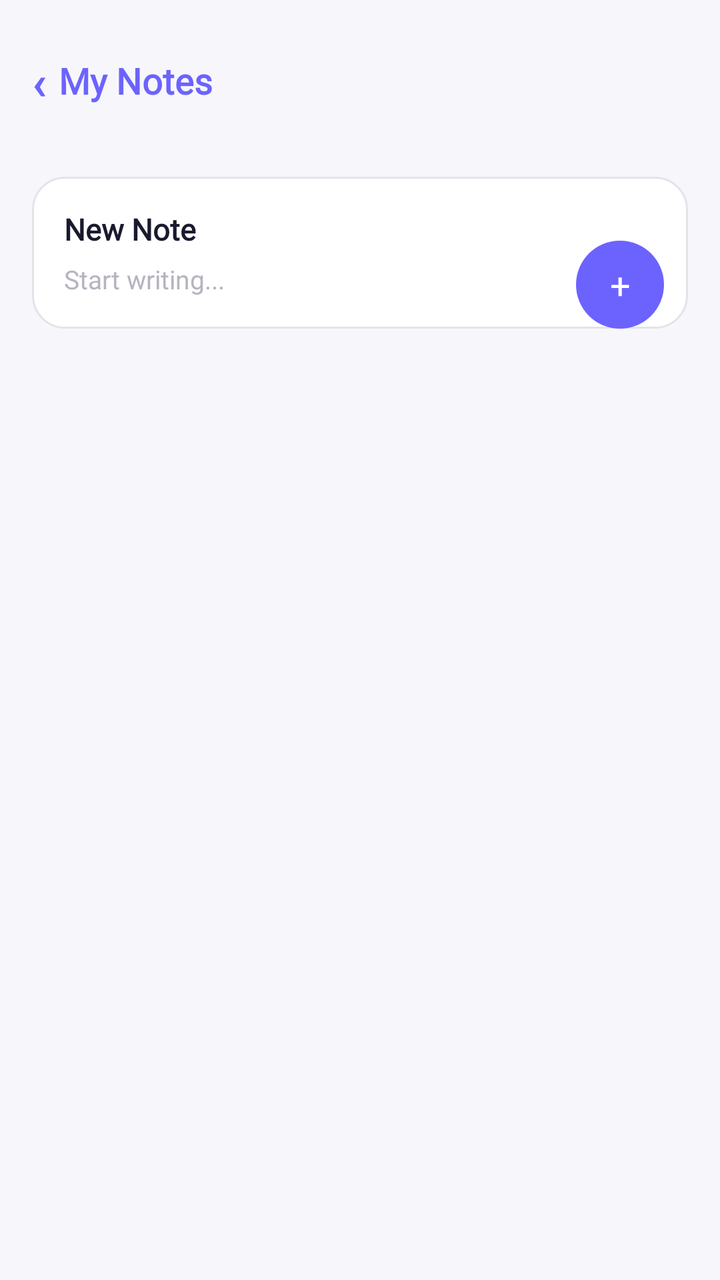
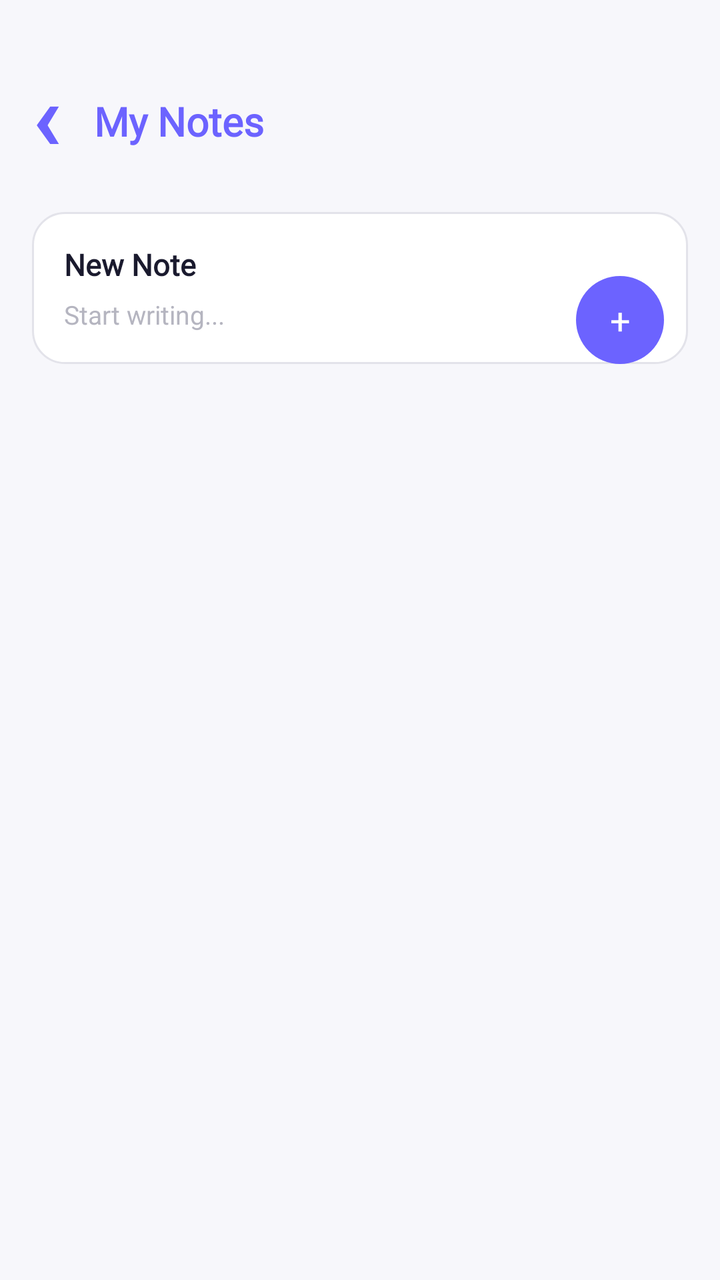

An Android layout rendered at two revisions. The XML below is the earlier revision; the diff shows what the commit changed to produce the second picture.
<!-- AndroidManifest.xml: application theme Theme.ClendApp -->
<!-- res/layout/misnotas.xml -->
<?xml version="1.0" encoding="utf-8"?>
<androidx.constraintlayout.widget.ConstraintLayout xmlns:android="http://schemas.android.com/apk/res/android"
    xmlns:app="http://schemas.android.com/apk/res-auto"
    xmlns:tools="http://schemas.android.com/tools"
    android:id="@+id/main"
    android:layout_width="match_parent"
    android:layout_height="match_parent"
    android:background="#F7F7FB"
    android:padding="16dp"
    tools:context=".MisNotas">

    <TextView
        android:id="@+id/btn_back"
        android:layout_width="wrap_content"
        android:layout_height="wrap_content"
        android:layout_marginTop="8dp"
        android:text="‹"
        android:textColor="#6C63FF"
        android:textSize="24sp"
        android:textStyle="bold"
        app:layout_constraintStart_toStartOf="parent"
        app:layout_constraintTop_toTopOf="parent" />

    <TextView
        android:id="@+id/tv_titulo"
        android:layout_width="wrap_content"
        android:layout_height="wrap_content"
        android:layout_marginStart="6dp"
        android:fontFamily="@font/hey_comic"
        android:text="My Notes"
        android:textColor="#6C63FF"
        android:textSize="18sp"
        android:textStyle="bold"
        app:layout_constraintBottom_toBottomOf="@+id/btn_back"
        app:layout_constraintStart_toEndOf="@+id/btn_back"
        app:layout_constraintTop_toTopOf="@+id/btn_back" />

    <HorizontalScrollView
        android:id="@+id/scroll_categorias"
        android:layout_width="0dp"
        android:layout_height="wrap_content"
        android:layout_marginTop="16dp"
        android:scrollbars="none"
        app:layout_constraintEnd_toEndOf="parent"
        app:layout_constraintStart_toStartOf="parent"
        app:layout_constraintTop_toBottomOf="@+id/btn_back">

        <LinearLayout
            android:id="@+id/container_tags"
            android:layout_width="wrap_content"
            android:layout_height="wrap_content"
            android:orientation="horizontal">
            
        </LinearLayout>
    </HorizontalScrollView>

    <androidx.constraintlayout.widget.ConstraintLayout
        android:id="@+id/card_nueva_nota"
        android:layout_width="0dp"
        android:layout_height="wrap_content"
        android:layout_marginTop="16dp"
        android:background="@drawable/bg_input_nota"
        android:padding="16dp"
        app:layout_constraintEnd_toEndOf="parent"
        app:layout_constraintStart_toStartOf="parent"
        app:layout_constraintTop_toBottomOf="@+id/scroll_categorias">

        <TextView
            android:id="@+id/tv_nueva_nota_titulo"
            android:layout_width="0dp"
            android:layout_height="wrap_content"
            android:fontFamily="@font/hey_comic"
            android:text="New Note"
            android:textColor="#1A1A2E"
            android:textSize="15sp"
            android:textStyle="bold"
            app:layout_constraintEnd_toEndOf="parent"
            app:layout_constraintStart_toStartOf="parent"
            app:layout_constraintTop_toTopOf="parent" />

        <EditText
            android:id="@+id/et_nueva_nota"
            android:layout_width="0dp"
            android:layout_height="wrap_content"
            android:layout_marginTop="6dp"
            android:background="@android:color/transparent"
            android:hint="Start writing..."
            android:textColor="#1A1A2E"
            android:textColorHint="#B5B5C0"
            android:textSize="13sp"
            app:layout_constraintEnd_toEndOf="parent"
            app:layout_constraintStart_toStartOf="parent"
            app:layout_constraintTop_toBottomOf="@+id/tv_nueva_nota_titulo" />
    </androidx.constraintlayout.widget.ConstraintLayout>

    <TextView
        android:id="@+id/btn_agregar"
        android:layout_width="44dp"
        android:layout_height="44dp"
        android:layout_marginEnd="12dp"
        android:background="@drawable/bg_fab_circle"
        android:gravity="center"
        android:text="+"
        android:textColor="@android:color/white"
        android:textSize="18sp"
        app:layout_constraintBottom_toBottomOf="@+id/card_nueva_nota"
        app:layout_constraintEnd_toEndOf="@+id/card_nueva_nota"
        app:layout_constraintTop_toTopOf="@+id/card_nueva_nota"
        app:layout_constraintVertical_bias="1" />

    <ScrollView
        android:id="@+id/scroll_notas"
        android:layout_width="0dp"
        android:layout_height="0dp"
        android:layout_marginTop="20dp"
        android:scrollbars="none"
        app:layout_constraintBottom_toBottomOf="parent"
        app:layout_constraintEnd_toEndOf="parent"
        app:layout_constraintStart_toStartOf="parent"
        app:layout_constraintTop_toBottomOf="@+id/card_nueva_nota">

        <LinearLayout
            android:id="@+id/container_notas"
            android:layout_width="match_parent"
            android:layout_height="wrap_content"
            android:orientation="vertical">


        </LinearLayout>
    </ScrollView>

</androidx.constraintlayout.widget.ConstraintLayout>
<!-- resources referenced by this layout -->
<resources>
  <!-- drawable bg_fab_circle (drawable) -->
  <?xml version="1.0" encoding="utf-8"?>
  <shape xmlns:android="http://schemas.android.com/apk/res/android"
      android:shape="oval">
      <solid android:color="#6C63FF" />
  </shape>
  <!-- drawable bg_input_nota (drawable) -->
  <?xml version="1.0" encoding="utf-8"?>
  <shape xmlns:android="http://schemas.android.com/apk/res/android"
      android:shape="rectangle">
      <corners android:radius="16dp" />
      <solid android:color="@android:color/white" />
      <stroke
          android:width="1dp"
          android:color="#E3E3EA" />
  </shape>
  <style name="Theme.ClendApp" parent="Base.Theme.ClendApp" />
  <style name="Base.Theme.ClendApp" parent="Theme.Material3.Light.NoActionBar">
          
          <item name="colorPrimary">#7C4DFF</item>
          <item name="colorOnPrimary">@color/white</item>
      </style>
  <color name="white">#FFFFFFFF</color>
</resources>

<!-- the commit's change to res/layout/misnotas.xml (unified diff, before → after) -->
@@ -11,12 +11,12 @@
 
     <TextView
         android:id="@+id/btn_back"
-        android:layout_width="wrap_content"
-        android:layout_height="wrap_content"
+        android:layout_width="15dp"
+        android:layout_height="50dp"
         android:layout_marginTop="8dp"
         android:text="‹"
         android:textColor="#6C63FF"
-        android:textSize="24sp"
+        android:textSize="48sp"
         android:textStyle="bold"
         app:layout_constraintStart_toStartOf="parent"
         app:layout_constraintTop_toTopOf="parent" />
@@ -25,15 +25,16 @@
         android:id="@+id/tv_titulo"
         android:layout_width="wrap_content"
         android:layout_height="wrap_content"
-        android:layout_marginStart="6dp"
+        android:layout_marginStart="16dp"
         android:fontFamily="@font/hey_comic"
         android:text="My Notes"
         android:textColor="#6C63FF"
-        android:textSize="18sp"
+        android:textSize="20sp"
         android:textStyle="bold"
         app:layout_constraintBottom_toBottomOf="@+id/btn_back"
         app:layout_constraintStart_toEndOf="@+id/btn_back"
-        app:layout_constraintTop_toTopOf="@+id/btn_back" />
+        app:layout_constraintTop_toTopOf="@+id/btn_back"
+        app:layout_constraintVertical_bias="1.0" />
 
     <HorizontalScrollView
         android:id="@+id/scroll_categorias"
